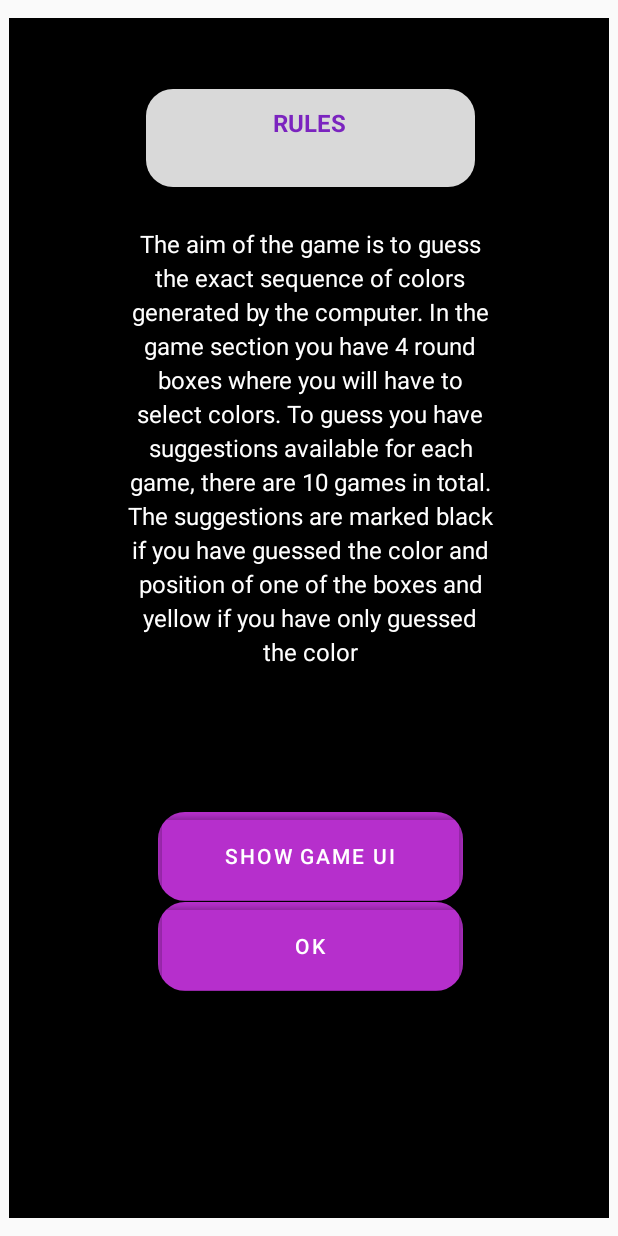
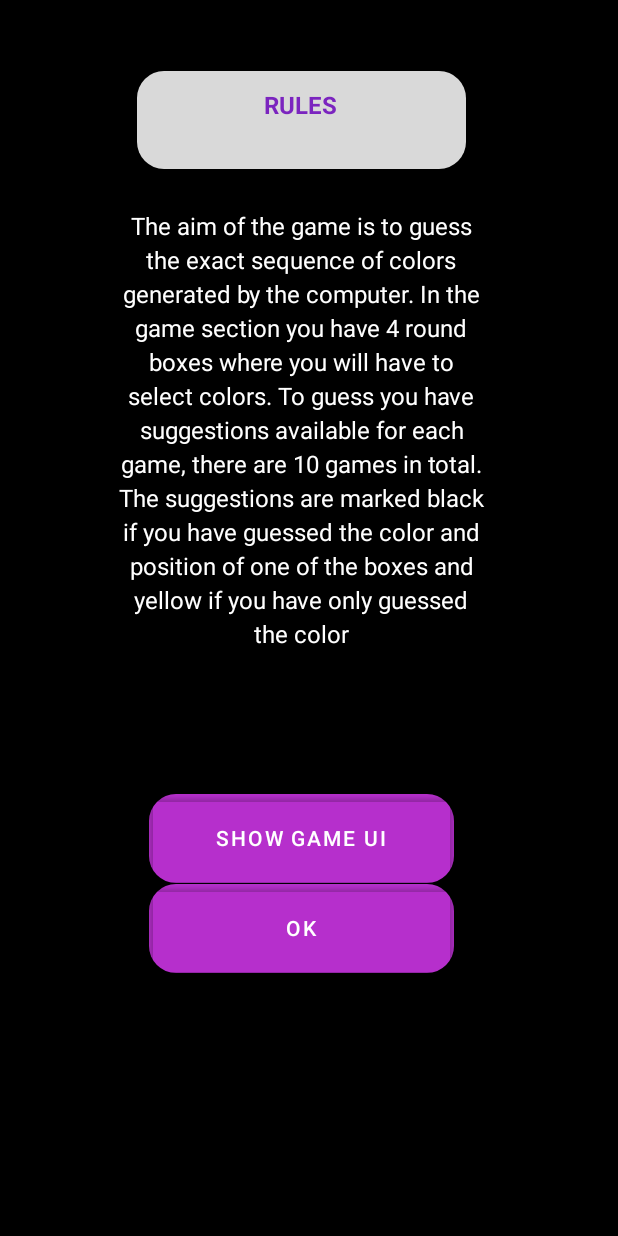
Before and after one commit to FrancescoMin/Mastermind-MP, an Android app built with Jetpack Compose: the screen it shows after launch (RulesActivity), after a tap on "RULES", on a phone screen of 412 x 824 dp. Run offline under Robolectric (Android 15) with nearby library versions, the phone set to English and light mode, and no system bars.

Commit message:
ora tutte le schermate si aprono a pieno schermo senza bordini

```diff
--- a/app/src/main/java/mp/project/mastermind/ui/theme/AndroidLarge1.kt
+++ b/app/src/main/java/mp/project/mastermind/ui/theme/AndroidLarge1.kt
@@ -61,8 +61,7 @@ class AndroidLarge1 {
         var showPopup by remember { mutableStateOf(false) }
         Box(
             modifier = modifier
-                .requiredWidth(width = 400.dp)
-                .requiredHeight(height = 800.dp)
+                .fillMaxSize()
                 .background(color = Color.Black)
         ) {
             val image: Painter = painterResource(R.drawable.logo2)
--- a/app/src/main/java/mp/project/mastermind/ui/theme/AndroidLarge2.kt
+++ b/app/src/main/java/mp/project/mastermind/ui/theme/AndroidLarge2.kt
@@ -366,8 +366,7 @@ fun FailedCheck(){
 
         Box(
             modifier = modifier
-                .requiredWidth(width = 400.dp)
-                .requiredHeight(height = 800.dp)
+                .fillMaxSize()
                 .background(color = Color.Black)
         ) {
             Box(
--- a/app/src/main/java/mp/project/mastermind/ui/theme/AndroidLarge3.kt
+++ b/app/src/main/java/mp/project/mastermind/ui/theme/AndroidLarge3.kt
@@ -4,11 +4,27 @@ import android.annotation.SuppressLint
 import android.content.Intent
 import androidx.compose.foundation.Image
 import androidx.compose.foundation.background
-import androidx.compose.foundation.clickable
-import androidx.compose.foundation.layout.*
+import androidx.compose.foundation.layout.Box
+import androidx.compose.foundation.layout.Column
+import androidx.compose.foundation.layout.Spacer
+import androidx.compose.foundation.layout.fillMaxSize
+import androidx.compose.foundation.layout.height
+import androidx.compose.foundation.layout.offset
+import androidx.compose.foundation.layout.padding
+import androidx.compose.foundation.layout.requiredHeight
+import androidx.compose.foundation.layout.requiredWidth
+import androidx.compose.foundation.layout.width
 import androidx.compose.foundation.shape.RoundedCornerShape
-import androidx.compose.material.*
-import androidx.compose.runtime.*
+import androidx.compose.material.Button
+import androidx.compose.material.ButtonDefaults
+import androidx.compose.material.MaterialTheme
+import androidx.compose.material.Text
+import androidx.compose.material.Typography
+import androidx.compose.runtime.Composable
+import androidx.compose.runtime.getValue
+import androidx.compose.runtime.mutableStateOf
+import androidx.compose.runtime.remember
+import androidx.compose.runtime.setValue
 import androidx.compose.ui.Alignment
 import androidx.compose.ui.Modifier
 import androidx.compose.ui.draw.clip
@@ -44,8 +60,7 @@ class AndroidLarge3 {
 
         Box(
             modifier = modifier
-                .requiredWidth(width = 400.dp)
-                .requiredHeight(height = 800.dp)
+                .fillMaxSize()
                 .background(color = Color.Black)
         ) {
             Box(
--- a/app/src/main/java/mp/project/mastermind/ui/theme/AndroidLarge4.kt
+++ b/app/src/main/java/mp/project/mastermind/ui/theme/AndroidLarge4.kt
@@ -58,8 +58,7 @@ class AndroidLarge4 {
         Log.w("XXX", storicoList.toString())
         Box(
             modifier = modifier
-                .requiredWidth(width = 400.dp)
-                .requiredHeight(height = 800.dp)
+                .fillMaxSize()
                 .background(color = Color.Black)
         ) {
             Box(
--- a/app/src/main/java/mp/project/mastermind/ui/theme/AndroidLarge5.kt
+++ b/app/src/main/java/mp/project/mastermind/ui/theme/AndroidLarge5.kt
@@ -158,8 +158,7 @@ class AndroidLarge5 {
 
         Box(
             modifier = modifier
-                .requiredWidth(width = 400.dp)
-                .requiredHeight(height = 800.dp)
+                .fillMaxSize()
                 .background(color = Color.Black)
         ) {
             Box(
```
